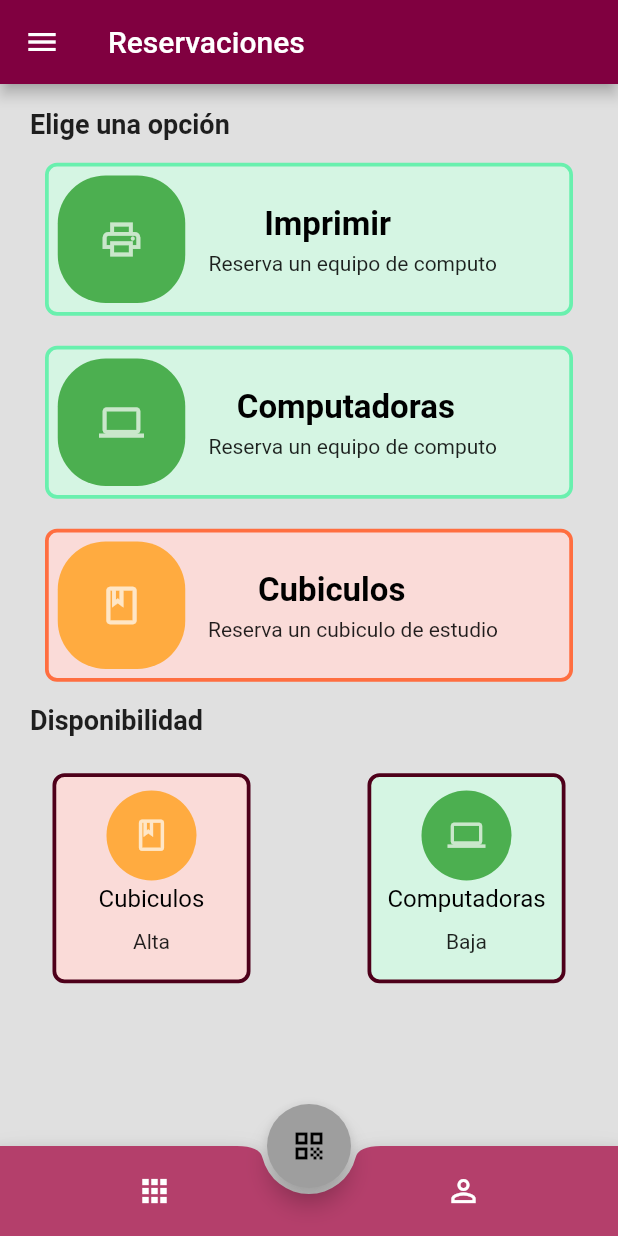
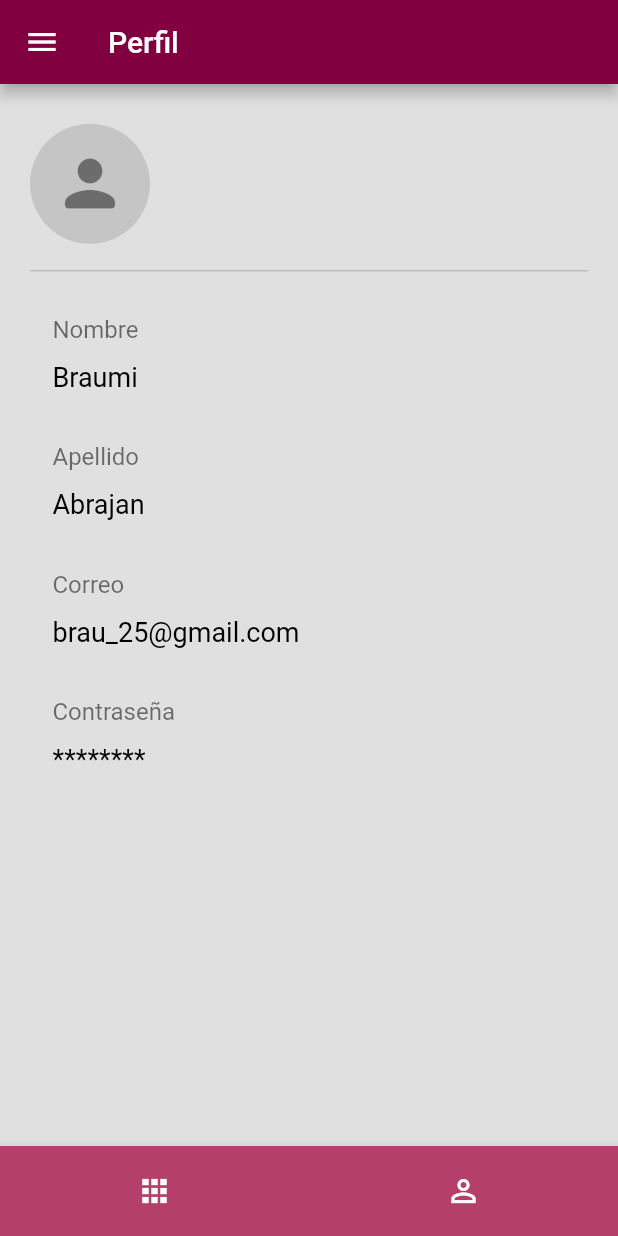
Before and after one commit to JDaniel1919/reserva_cae, a Flutter app: the screen it shows after launch, on a phone screen of 412 x 824 dp. Run offline on Flutter 3.47's test engine with Material 2 defaults, Android fonts, the phone set to English and light mode, and no system bars; our stand-ins replace carousel_slider, smooth_page_indicator, splashscreen.

Commit message:
V0.1.10 - Perfil

```diff
--- /dev/null
+++ b/lib/Pantallas/Perfil.dart
@@ -0,0 +1,76 @@
+import 'package:flutter/material.dart';
+import 'package:reserva_cae/Widgets/reusable_widgets.dart';
+import 'package:reserva_cae/Widgets/reusable_widgets2.dart';
+
+class Perfil extends StatefulWidget {
+  Perfil({Key? key}) : super(key: key);
+
+  @override
+  State<Perfil> createState() => _PerfilState();
+}
+
+class _PerfilState extends State<Perfil> {
+  @override
+  Widget build(BuildContext context) {
+    return Scaffold(
+      appBar: AppBar(
+        title: Text("Perfil"),
+      ),
+      body: Container(
+        width: MediaQuery.of(context).size.width,
+        height: MediaQuery.of(context).size.height,
+        decoration: BoxDecoration(color: Color(0xffe0e0e0)),
+        child: Padding(
+            padding: EdgeInsets.fromLTRB(
+                20,
+                MediaQuery.of(context).size.height * 0.02,
+                20,
+                MediaQuery.of(context).size.height * 0.05),
+            child: Column(
+              children: <Widget>[
+                SizedBox(
+                  height: 10,
+                ),
+                Align(
+                  alignment: Alignment.centerLeft,
+                  child: CircleAvatar(
+                      radius: 40,
+                      child: Icon(
+                        Icons.person_rounded,
+                        size: 50,
+                        color: Colors.black45,
+                      ),
+                      backgroundColor: Colors.black12),
+                ),
+                SizedBox(
+                  height: 10,
+                ),
+                Divider(
+                  color: Color(0xffbdbdbd),
+                  thickness: 1,
+                  endIndent: 0,
+                ),
+                SizedBox(
+                  height: 10,
+                ),
+                EditDatos(context, "Nombre", "Braumi", false),
+                SizedBox(
+                  height: 10,
+                ),
+                EditDatos(context, "Apellido", "Abrajan", false),
+                SizedBox(
+                  height: 10,
+                ),
+                EditDatos(context, "Correo", "brau_25@gmail.com", false),
+                SizedBox(
+                  height: 10,
+                ),
+                EditDatos(context, "Contraseña", "password", true),
+              ],
+            )),
+      ),
+      bottomNavigationBar: AppBarInf(context),
+      drawer: DrawerP(context),
+    );
+  }
+}
--- a/lib/Pantallas/Principal.dart
+++ b/lib/Pantallas/Principal.dart
@@ -40,7 +40,7 @@ class _PrincipalState extends State<Principal> {
                 ),
                 BotonPrinc(
                     context,
-                    "Reserva un equipo de computo",
+                    "Agregar a cola de impresión",
                     "Imprimir",
                     Icons.print_outlined,
                     Color(0xffd5f5e3),
--- a/lib/Widgets/reusable_widgets.dart
+++ b/lib/Widgets/reusable_widgets.dart
@@ -236,22 +236,49 @@ Container Disponibilidad(
   );
 }
 
-Container BotonReserva(BuildContext, IconData icon, String texto){
+Container BotonReserva(BuildContext, IconData icon, String texto) {
   return Container(
     color: Color(0xffe0e0e0),
-    child: Column(
-      children: <Widget>[
+    child: Column(children: <Widget>[
       Container(
         margin: EdgeInsets.only(top: 10),
-          child: Center(
-            child: Icon(icon, size: 30)
-          ),
+        child: Center(child: Icon(icon, size: 30)),
       ),
       Container(
         margin: EdgeInsets.only(top: 10),
         child: Text(texto),
       )
-      ]
+    ]),
+  );
+}
+
+GestureDetector EditDatos(
+    BuildContext context, String Texto1, String Texto2, bool isPasswordType) {
+      int len = Texto2.length;
+      if (isPasswordType){
+        Texto2 = "*"*len;
+      }
+  return GestureDetector(
+    onTap: () {
+      const snackBar = SnackBar(content: Text('Tap'));
+      ScaffoldMessenger.of(context).showSnackBar(snackBar);
+    },
+    child: Container(
+      margin: EdgeInsets.only(left: 15),
+      color: Colors.transparent,
+      height: 75,
+      width: MediaQuery.of(context).size.width,
+      child: Align(
+        alignment: Alignment.topLeft,
+        child: Column(
+          mainAxisSize: MainAxisSize.max,
+          mainAxisAlignment: MainAxisAlignment.spaceEvenly,
+          children: [
+            Align(alignment: Alignment.centerLeft,child: Text(Texto1, style: TextStyle(color: Colors.black54, fontSize: 16))),
+            Align(alignment: Alignment.centerLeft,child: Text(Texto2, style: TextStyle(color: Colors.black, fontSize: 18)))
+          ],
+        ),
+      ),
     ),
   );
 }
--- a/lib/main.dart
+++ b/lib/main.dart
@@ -2,6 +2,7 @@
 import 'package:flutter/material.dart';
 import 'package:reserva_cae/Pantallas/Computadoras.dart';
 import 'package:reserva_cae/Pantallas/Cubiculos.dart';
+import 'package:reserva_cae/Pantallas/Perfil.dart';
 import 'package:reserva_cae/Pantallas/Registro.dart';
 import 'package:splashscreen/splashscreen.dart';
 import 'Pantallas/Login.dart';
@@ -33,7 +34,7 @@ class MyApp extends StatelessWidget {
         ),
       ),
       //home: SplashSC(),
-      home: Principal(),
+      home: Perfil(),
     );
   }
 }
```
Also changed, not shown: lib/Widgets/reusable_widgets2.dart (line endings or trailing spaces). Lines whose indentation alone changed are shown as unchanged.
